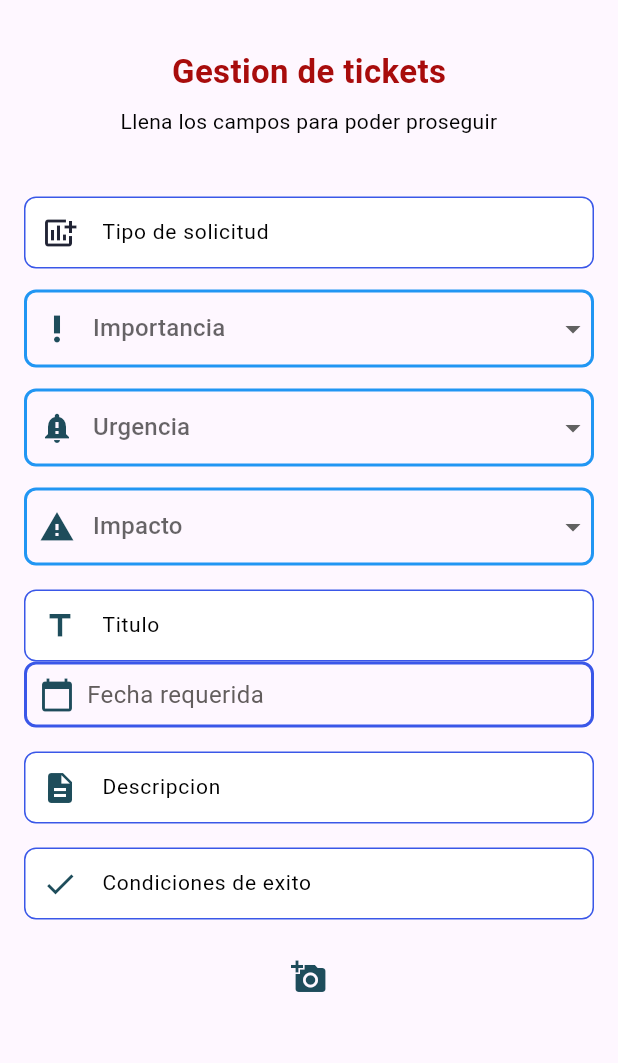
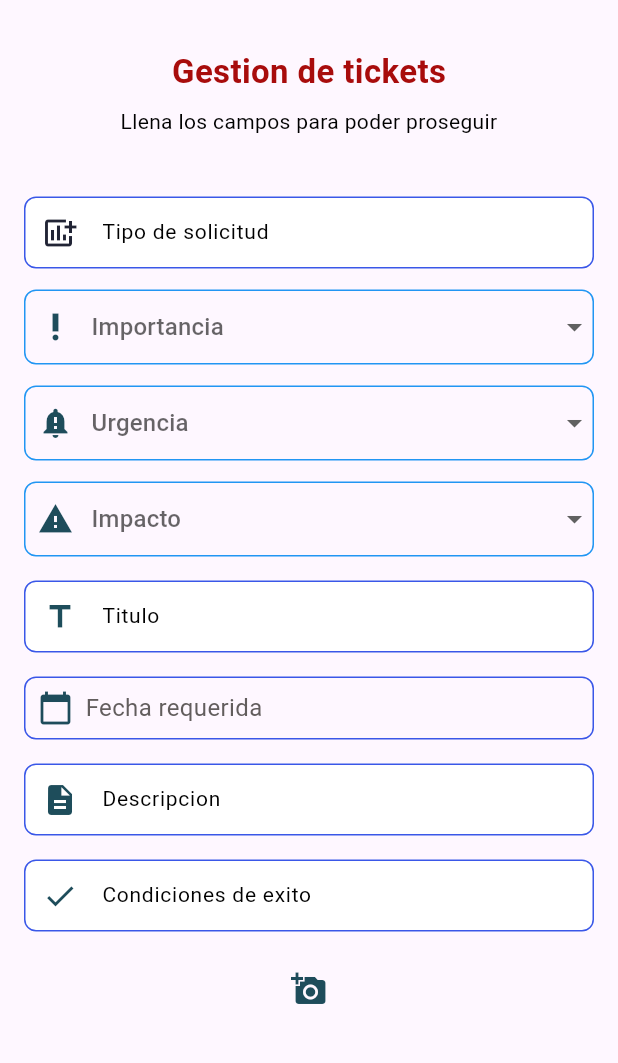
Before and after one commit to mdssistemas/gestorDeTickets, a Flutter app: the screen it shows after launch, on a phone screen of 412 x 824 dp, the part 84-1147 px from its top. Run offline on Flutter 3.47's test engine with Material 3 defaults, Android fonts, the phone set to English and light mode, and no system bars.

Commit message:
Cambio en los width de los bordes

```diff
--- a/lib/form.dart
+++ b/lib/form.dart
@@ -135,7 +135,7 @@ class _homeState extends State<home> {
                     decoration: BoxDecoration(
                       border: Border.all(
                         color: Colors.blue,
-                        width: 2.0,
+                        width: 1.0,
                       ),
                       borderRadius: BorderRadius.circular(8.0),
                     ),
@@ -171,7 +171,7 @@ class _homeState extends State<home> {
                     decoration: BoxDecoration(
                       border: Border.all(
                         color: Colors.blue,
-                        width: 2.0,
+                        width: 1.0,
                       ),
                       borderRadius: BorderRadius.circular(8.0),
                     ),
@@ -207,7 +207,7 @@ class _homeState extends State<home> {
                     decoration: BoxDecoration(
                       border: Border.all(
                         color: Colors.blue,
-                        width: 2.0,
+                        width: 1.0,
                       ),
                       borderRadius: BorderRadius.circular(8.0),
                     ),
@@ -288,6 +288,10 @@ class _homeState extends State<home> {
                   ),
                 ),
 
+                Padding(
+                  padding: EdgeInsets.fromLTRB(0, 16, 0, 0),
+                ),
+
                 InkWell(
                   onTap: () async {
                     DateTime? fecha = await showDatePicker(
@@ -319,7 +323,7 @@ class _homeState extends State<home> {
                       color: Colors.transparent,
                       border: Border.all(
                         color: Color(0xff3a57e8),
-                        width: 2.0,
+                        width: 1.0,
                       ),
                       borderRadius: BorderRadius.circular(8.0),
                     ),
```
